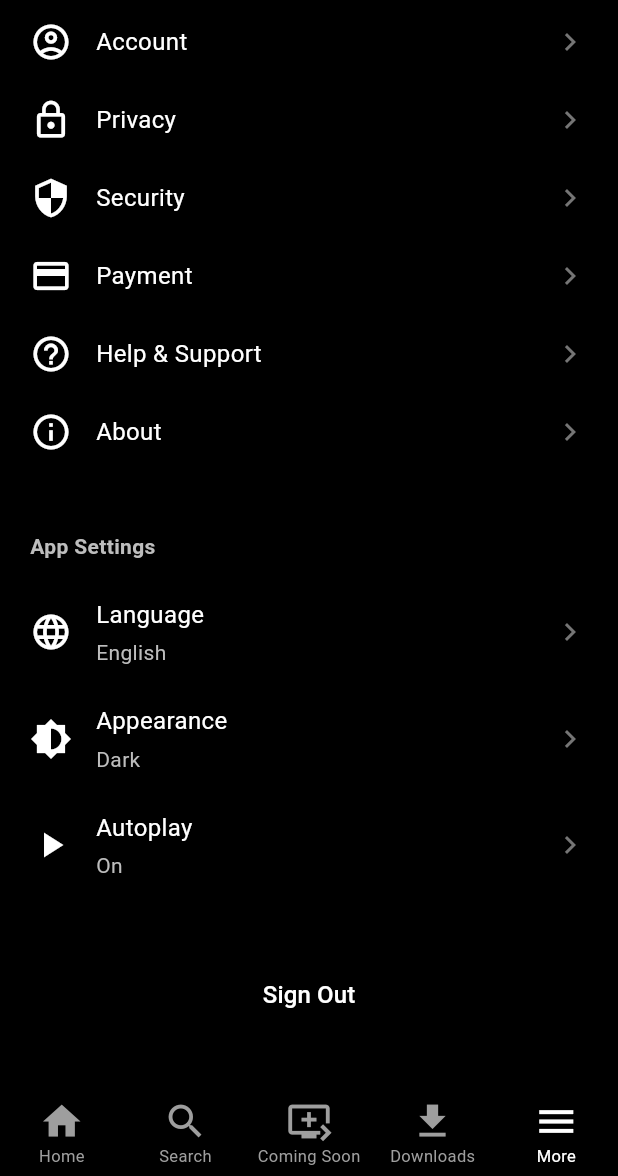
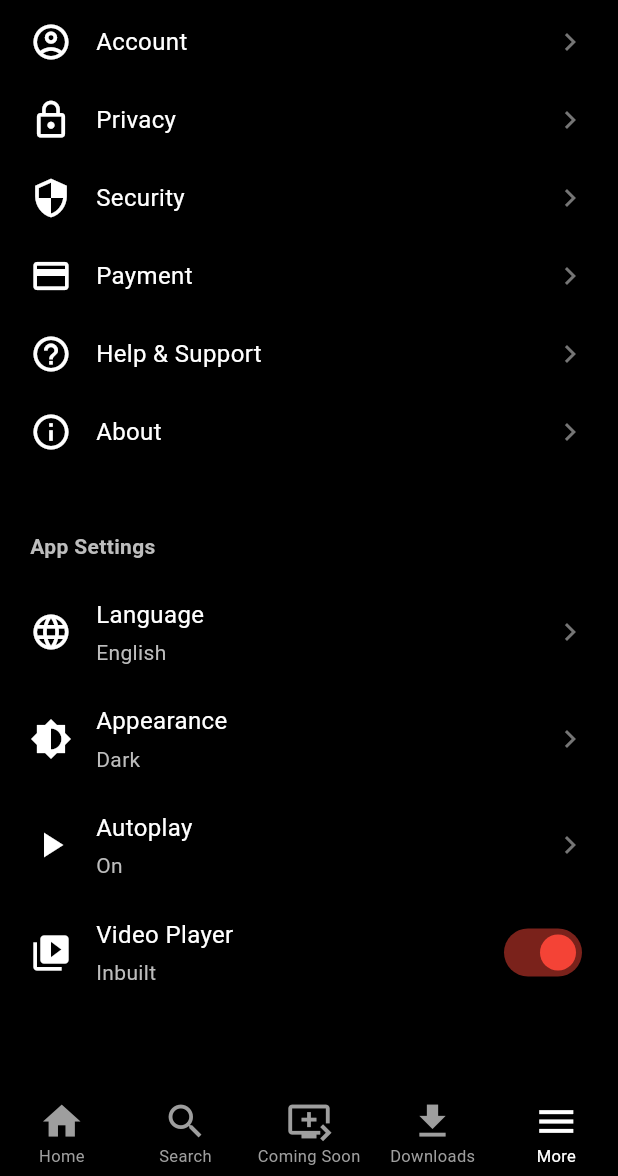
Before and after one commit to RittikSoni/Elysian, a Flutter app: the screen it shows after launch, item 5 of the bottom bar chosen, scrolled down 191 dp, on a phone screen of 412 x 824 dp, the part 60-1236 px from its top. Run offline on Flutter 3.47's test engine with Material 3 defaults, Android fonts, the phone set to English and light mode, and no system bars; our stand-ins replace shared_preferences, video_player, youtube_player_flutter; missing offline and left inert: flutter_volume_controller, receive_sharing_intent, screen_brightness.

Commit message:
add inbuilt player option

```diff
--- a/lib/screens/more_screen.dart
+++ b/lib/screens/more_screen.dart
@@ -1,5 +1,6 @@
 import 'package:flutter/material.dart';
 import 'package:elysian/widgets/widgets.dart';
+import 'package:elysian/services/storage_service.dart';
 
 class MoreScreen extends StatefulWidget {
   final Function(int)? onNavigateToTab;
@@ -13,6 +14,7 @@ class MoreScreen extends StatefulWidget {
 class MoreScreenState extends State<MoreScreen> {
   late ScrollController _scrollController;
   double _scrollOffset = 0.0;
+  bool _useInbuiltPlayer = true;
 
   @override
   void initState() {
@@ -23,6 +25,21 @@ class MoreScreenState extends State<MoreScreen> {
           _scrollOffset = _scrollController.offset;
         });
       });
+    _loadPlayerPreference();
+  }
+
+  Future<void> _loadPlayerPreference() async {
+    final useInbuilt = await StorageService.isInbuiltPlayer();
+    setState(() {
+      _useInbuiltPlayer = useInbuilt;
+    });
+  }
+
+  Future<void> _togglePlayerPreference(bool value) async {
+    await StorageService.setPlayerPreference(value);
+    setState(() {
+      _useInbuiltPlayer = value;
+    });
   }
 
   @override
@@ -173,6 +190,13 @@ class MoreScreenState extends State<MoreScreen> {
                     subtitle: 'On',
                     onTap: () {},
                   ),
+                  _PlayerPreferenceItem(
+                    icon: Icons.video_library,
+                    title: 'Video Player',
+                    subtitle: _useInbuiltPlayer ? 'Inbuilt' : 'External',
+                    value: _useInbuiltPlayer,
+                    onChanged: _togglePlayerPreference,
+                  ),
                 ],
               ),
             ),
@@ -266,3 +290,68 @@ class _MoreMenuItem extends StatelessWidget {
     );
   }
 }
+
+class _PlayerPreferenceItem extends StatelessWidget {
+  final IconData icon;
+  final String title;
+  final String? subtitle;
+  final bool value;
+  final ValueChanged<bool> onChanged;
+
+  const _PlayerPreferenceItem({
+    required this.icon,
+    required this.title,
+    this.subtitle,
+    required this.value,
+    required this.onChanged,
+  });
+
+  @override
+  Widget build(BuildContext context) {
+    return InkWell(
+      onTap: () => onChanged(!value),
+      child: Padding(
+        padding: const EdgeInsets.symmetric(vertical: 12.0),
+        child: Row(
+          children: [
+            Icon(
+              icon,
+              color: Colors.white,
+              size: 28.0,
+            ),
+            const SizedBox(width: 16.0),
+            Expanded(
+              child: Column(
+                crossAxisAlignment: CrossAxisAlignment.start,
+                children: [
+                  Text(
+                    title,
+                    style: const TextStyle(
+                      color: Colors.white,
+                      fontSize: 16.0,
+                    ),
+                  ),
+                  if (subtitle != null) ...[
+                    const SizedBox(height: 4.0),
+                    Text(
+                      subtitle!,
+                      style: TextStyle(
+                        color: Colors.grey[400],
+                        fontSize: 14.0,
+                      ),
+                    ),
+                  ],
+                ],
+              ),
+            ),
+            Switch(
+              value: value,
+              onChanged: onChanged,
+              activeColor: Colors.red,
+            ),
+          ],
+        ),
+      ),
+    );
+  }
+}
--- a/lib/services/storage_service.dart
+++ b/lib/services/storage_service.dart
@@ -6,6 +6,7 @@ class StorageService {
   static const String _savedLinksKey = 'saved_links';
   static const String _userListsKey = 'user_lists';
   static const String _defaultListId = 'my_list';
+  static const String _playerPreferenceKey = 'player_preference'; // 'inbuilt' or 'external'
 
   // Saved Links
   static Future<List<SavedLink>> getSavedLinks() async {
@@ -143,5 +144,17 @@ class StorageService {
     // This method is kept for future use if needed
   }
 
+  // Player Preference
+  static Future<bool> isInbuiltPlayer() async {
+    final prefs = await SharedPreferences.getInstance();
+    // Default to inbuilt player (true)
+    return prefs.getBool(_playerPreferenceKey) ?? true;
+  }
+
+  static Future<void> setPlayerPreference(bool useInbuilt) async {
+    final prefs = await SharedPreferences.getInstance();
+    await prefs.setBool(_playerPreferenceKey, useInbuilt);
+  }
+
   static String get defaultListId => _defaultListId;
 }
```
Also changed, not shown: lib/services/link_handler.dart (added, +65 -0 lines), lib/video_player/yt_full.dart (+5 -2 lines), lib/widgets/saved_links_list.dart (+4 -7 lines).
